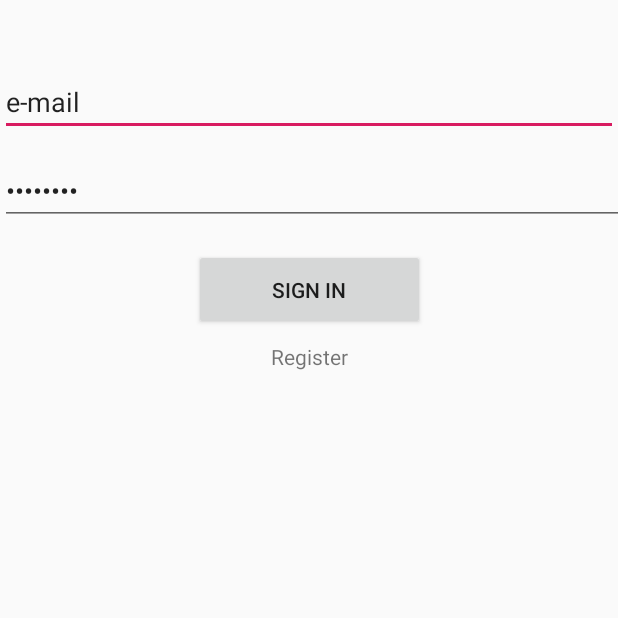
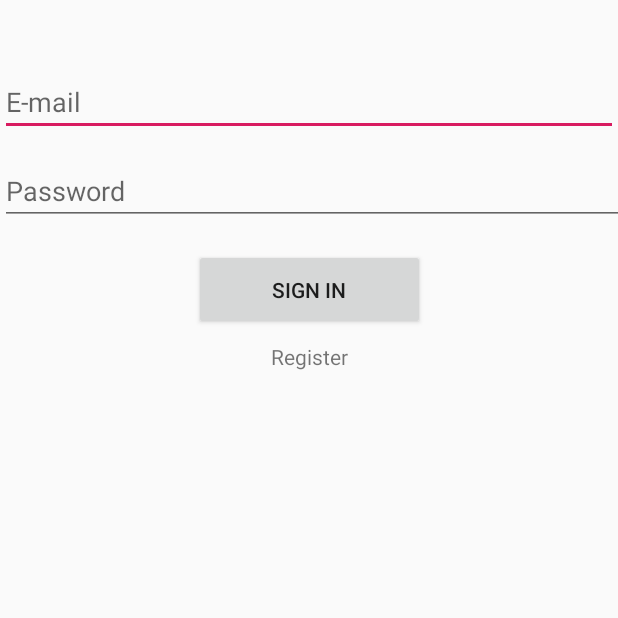
Before and after one commit to dborowiecki/Hvislar, an Android app: the LoginActivity screen opened directly, with no data from a screen before it, on a phone screen of 412 x 824 dp, the top half of it. Run offline under Robolectric (Android 15) with nearby library versions, the phone set to English and light mode, and no system bars; our stand-ins replace Volley.

Commit message:
Login added

```diff
--- a/app/src/main/assets/testAsset.txt
+++ b/app/src/main/assets/testAsset.txt
@@ -0,0 +1 @@
+This is test asset
--- a/app/src/main/res/layout/activity_login.xml
+++ b/app/src/main/res/layout/activity_login.xml
@@ -9,29 +9,29 @@
 
 
     <EditText
-        android:id="@+id/etEmail"
+        android:id="@+id/tEmail"
         android:layout_width="0dp"
         android:layout_height="wrap_content"
         android:layout_marginTop="45dp"
         android:ems="10"
+        android:hint="E-mail"
         android:inputType="textPersonName"
-        android:text="e-mail"
         app:layout_constraintEnd_toEndOf="parent"
         app:layout_constraintStart_toStartOf="parent"
         app:layout_constraintTop_toTopOf="parent" />
 
     <EditText
-        android:id="@+id/etPassword"
+        android:id="@+id/tPassword"
         android:layout_width="438dp"
         android:layout_height="43dp"
         android:layout_marginTop="16dp"
         android:ems="10"
+        android:hint="Password"
         android:inputType="textPassword"
-        android:text="password"
         app:layout_constraintEnd_toEndOf="parent"
         app:layout_constraintHorizontal_bias="0.0"
         app:layout_constraintStart_toStartOf="parent"
-        app:layout_constraintTop_toBottomOf="@+id/etEmail" />
+        app:layout_constraintTop_toBottomOf="@+id/tEmail" />
 
     <Button
         android:id="@+id/bSingIn"
@@ -41,9 +41,10 @@
         android:layout_marginTop="16dp"
         android:layout_marginEnd="108dp"
         android:text="Sign in"
+        android:onClick="login"
         app:layout_constraintEnd_toEndOf="parent"
         app:layout_constraintStart_toStartOf="parent"
-        app:layout_constraintTop_toBottomOf="@+id/etPassword" />
+        app:layout_constraintTop_toBottomOf="@+id/tPassword" />
 
     <TextView
         android:id="@+id/tRegister"
```
Also changed, not shown: app/src/main/java/com/miancky/hvislar/LoginActivity.java (+71 -0 lines), app/src/main/java/com/miancky/hvislar/RegisterActivity.java (+8 -4 lines), app/src/main/res/layout/activity_register.xml (+13 -0 lines).
